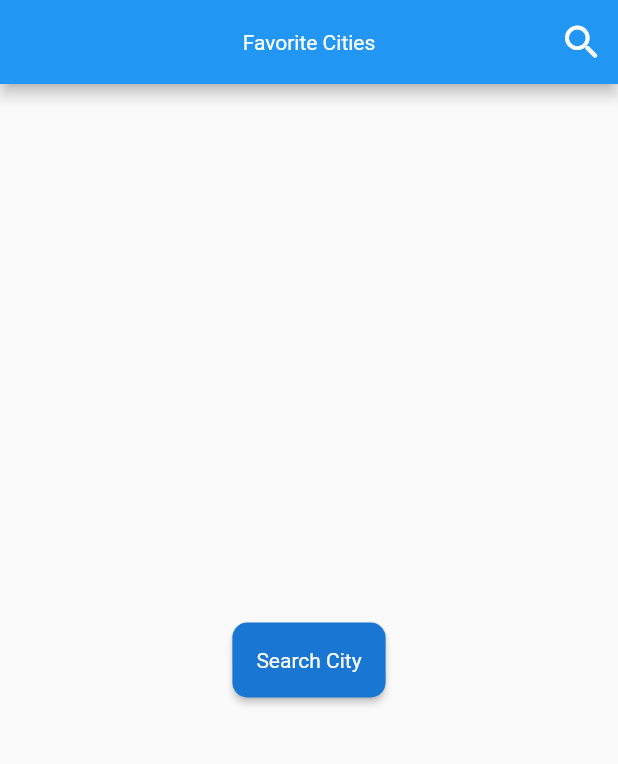
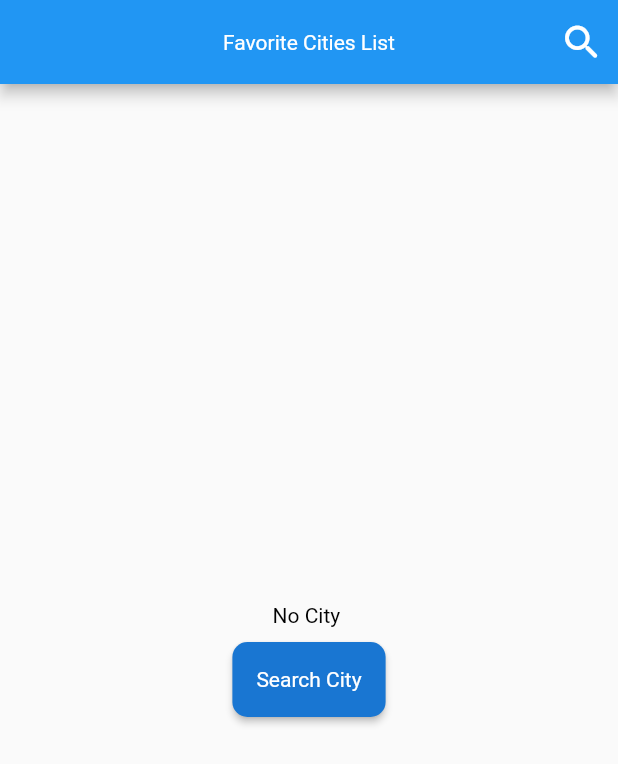
Before and after one commit to SaiZayarHtet7/sai_weather, a Flutter app: the screen it shows after launch, on a phone screen of 412 x 824 dp. Shown: the top 764 px of the screen. Run offline on Flutter 3.47's test engine with Material 2 defaults, Android fonts, the phone set to English and light mode, and no system bars; our stand-ins replace bloc, cached_network_image, connectivity_plus, dartz, dio, equatable and 7 more; accounts and stored records are empty; generated files the repository leaves out were written again.

```diff
--- a/lib/core/utils/string_utils.dart
+++ b/lib/core/utils/string_utils.dart
@@ -1,6 +1,6 @@
 class StringUtils {
   static String searchCity = "Search City";
-  static String favoriteCities = "Favorite Cities";
+  static String favoriteCities = "Favorite Cities List";
   static String confirm = "အတည်ပြုမည်";
   static String pleaseWait = "Please Wait ...";
   static String warningCityText = "Please add at least three characters";
--- a/lib/data/datasources/local/dao/dao.dart
+++ b/lib/data/datasources/local/dao/dao.dart
@@ -1 +1,2 @@
 export 'city_dao.dart';
+export 'off_weather_dao.dart';
--- a/lib/data/datasources/local/database/database.dart
+++ b/lib/data/datasources/local/database/database.dart
@@ -1 +1,2 @@
 export 'city_db.dart';
+export 'off_weather_db.dart';
--- a/lib/data/models/models.dart
+++ b/lib/data/models/models.dart
@@ -2,3 +2,4 @@ export 'city/city_model.dart';
 export 'weather/condition_model.dart';
 export 'forecast/forecast.dart';
 export 'weather/current_weather_model.dart';
+export 'offline_weather/offline_weather_detail_model.dart';
--- /dev/null
+++ b/lib/domain/entities/city_weather.dart
@@ -0,0 +1 @@
+abstract class CityWeather {}
--- a/lib/domain/entities/entities.dart
+++ b/lib/domain/entities/entities.dart
@@ -2,3 +2,4 @@ export 'city.dart';
 export 'condition.dart';
 export 'current_weather.dart';
 export 'forecast/forecast.dart';
+export 'offline_weather_detail/off_weather_detail.dart';
--- a/lib/domain/repositories/city_repo.dart
+++ b/lib/domain/repositories/city_repo.dart
@@ -7,5 +7,5 @@ abstract class CityRepo {
       {required String cityName});
 
   Future<Either<Failure, ForecastResponseModel>> getForeCast(
-      {required String cityName});
+      {required CityModel cityModel});
 }
--- a/lib/presentation/modules/city/pages/fav_city.dart
+++ b/lib/presentation/modules/city/pages/fav_city.dart
@@ -1,3 +1,4 @@
+import 'package:connectivity_plus/connectivity_plus.dart';
 import 'package:firebase_messaging/firebase_messaging.dart';
 import 'package:flutter/material.dart';
 import 'package:flutter_bloc/flutter_bloc.dart';
@@ -16,6 +17,70 @@ class FavCity extends StatefulWidget {
 }
 
 class _FavCityState extends State<FavCity> {
+  /// Initialize the [FlutterLocalNotificationsPlugin] package.
+  late FlutterLocalNotificationsPlugin flutterLocalNotificationsPlugin;
+
+  @override
+  void initState() {
+    super.initState();
+    registerNotification();
+  }
+
+  @override
+  Widget build(BuildContext context) {
+    return Scaffold(
+      appBar: AppBar(
+        centerTitle: true,
+        title: WeatherText(
+          StringUtils.favoriteCities,
+          color: Colors.white,
+        ),
+        actions: [
+          IconButton(
+            onPressed: () {
+              context.push(const SearchCity());
+            },
+            icon: const Icon(
+              Icons.search_rounded,
+              size: 30,
+            ),
+          ),
+        ],
+      ),
+      body: Container(
+        padding: EdgeInsets.all(PaddingUtils.p12),
+        child: BlocBuilder<FavCityBloc, FavCityState>(
+          builder: (context, state) {
+            // state.toString().log(title: "fav city state ");
+            if (state is FavCityData) {
+              return CityWidget(cityList: state.cityList);
+            }
+            if (state is FavCityLoading) {
+              return const Center(
+                child: CircularProgressIndicator(),
+              );
+            }
+            return Center(
+                child: Column(
+              mainAxisSize: MainAxisSize.min,
+              crossAxisAlignment: CrossAxisAlignment.center,
+              children: [
+                const WeatherText("No City "),
+                10.height,
+                WeatherButton(
+                  onPressed: () {
+                    context.push(const SearchCity());
+                  },
+                  text: StringUtils.searchCity,
+                ),
+              ],
+            ));
+          },
+        ),
+      ),
+    );
+  }
+
   void registerNotification() async {
     await setupFlutterNotifications();
     FirebaseMessaging messaging = FirebaseMessaging.instance;
@@ -87,60 +152,4 @@ class _FavCityState extends State<FavCity> {
       );
     }
   }
-
-  /// Initialize the [FlutterLocalNotificationsPlugin] package.
-  late FlutterLocalNotificationsPlugin flutterLocalNotificationsPlugin;
-
-  @override
-  void initState() {
-    registerNotification();
-    super.initState();
-  }
-
-  @override
-  Widget build(BuildContext context) {
-    return Scaffold(
-      appBar: AppBar(
-        centerTitle: true,
-        title: WeatherText(
-          StringUtils.favoriteCities,
-          color: Colors.white,
-        ),
-        actions: [
-          IconButton(
-            onPressed: () {
-              context.push(const SearchCity());
-            },
-            icon: const Icon(
-              Icons.search_rounded,
-              size: 30,
-            ),
-          ),
-        ],
-      ),
-      body: Container(
-        padding: EdgeInsets.all(PaddingUtils.p12),
-        child: BlocBuilder<FavCityBloc, FavCityState>(
-          builder: (context, state) {
-            // state.toString().log(title: "fav city state ");
-            if (state is FavCityData) {
-              return CityWidget(cityList: state.cityList);
-            }
-            if (state is FavCityLoading) {
-              return const Center(
-                child: CircularProgressIndicator(),
-              );
-            }
-            return Center(
-                child: WeatherButton(
-              onPressed: () {
-                context.push(const SearchCity());
-              },
-              text: StringUtils.searchCity,
-            ));
-          },
-        ),
-      ),
-    );
-  }
 }
--- a/lib/presentation/modules/weather_detail/bloc/forecast_detail_bloc.dart
+++ b/lib/presentation/modules/weather_detail/bloc/forecast_detail_bloc.dart
@@ -13,7 +13,7 @@ class ForecastDetailBloc
   ForecastDetailBloc(this.cityRepo) : super(ForecastDetailInitial()) {
     on<GetForecastDetail>((event, emit) async {
       emit(ForecastDetailLoading());
-      final data = await cityRepo.getForeCast(cityName: event.cityModel.name);
+      final data = await cityRepo.getForeCast(cityModel: event.cityModel);
       data.fold((error) {
         ///for error message
         String errMessage = "";
--- a/lib/presentation/modules/weather_detail/components/three_day_forecast.dart
+++ b/lib/presentation/modules/weather_detail/components/three_day_forecast.dart
@@ -1,3 +1,4 @@
+import 'package:cached_network_image/cached_network_image.dart';
 import 'package:flutter/material.dart';
 
 import '../../../../core/core.dart';
@@ -63,8 +64,8 @@ class ThreeDayForecast extends StatelessWidget {
                 children: [
                   Flexible(child: FittedBox(child: WeatherText(showDate))),
                   10.width,
-                  Image.network(
-                    image,
+                  CachedNetworkImage(
+                    imageUrl: image,
                     width: 40,
                     height: 40,
                     fit: BoxFit.cover,
--- a/lib/presentation/modules/weather_detail/components/weather_image.dart
+++ b/lib/presentation/modules/weather_detail/components/weather_image.dart
@@ -1,3 +1,4 @@
+import 'package:cached_network_image/cached_network_image.dart';
 import 'package:flutter/material.dart';
 
 import '../../../../core/core.dart';
@@ -20,8 +21,9 @@ class WeatherImage extends StatelessWidget {
         Expanded(
           child: Center(
               child: FittedBox(
-            child: Image.network(
-              "https:${forecastResponseModel.current!.condition.icon}",
+            child: CachedNetworkImage(
+              imageUrl:
+                  "https:${forecastResponseModel.current!.condition.icon}",
               width: 150,
               height: 150,
               fit: BoxFit.cover,
--- a/pubspec.yaml
+++ b/pubspec.yaml
@@ -33,8 +33,9 @@ dependencies:
     sdk: flutter
   floor: ^1.4.2
   flutter_bloc: ^8.1.2
+  dio: ^5.1.2
   dartz: ^0.10.1
-  dio: ^5.1.2
+
   logger: ^1.3.0
   encrypt: ^5.0.1
   equatable: ^2.0.5
@@ -46,6 +47,8 @@ dependencies:
   firebase_core: ^2.13.0
   firebase_messaging: ^14.6.1
   flutter_local_notifications: ^14.1.0
+  connectivity_plus: ^3.0.0
+  cached_network_image: ^3.2.3
 
 dev_dependencies:
   flutter_test:
```
Also changed, not shown: lib/data/datasources/local/dao/off_weather_dao.dart (added, +13 -0 lines), lib/data/datasources/local/database/off_weather_db.dart (added, +12 -0 lines), lib/data/models/offline_weather/offline_weather_detail_model.dart (added, +20 -0 lines), lib/data/repositories/i_city_repo.dart (+72 -9 lines), lib/domain/entities/offline_weather_detail/off_weather_detail.dart (added, +7 -0 lines), lib/main.dart (+12 -4 lines), lib/presentation/modules/weather_detail/components/hourly_forecast.dart (+4 -3 lines), lib/data/data.dart (line endings or trailing spaces), lib/data/datasources/local/database/off_weather_db.g.dart (added), pubspec.lock, 4 other files.
